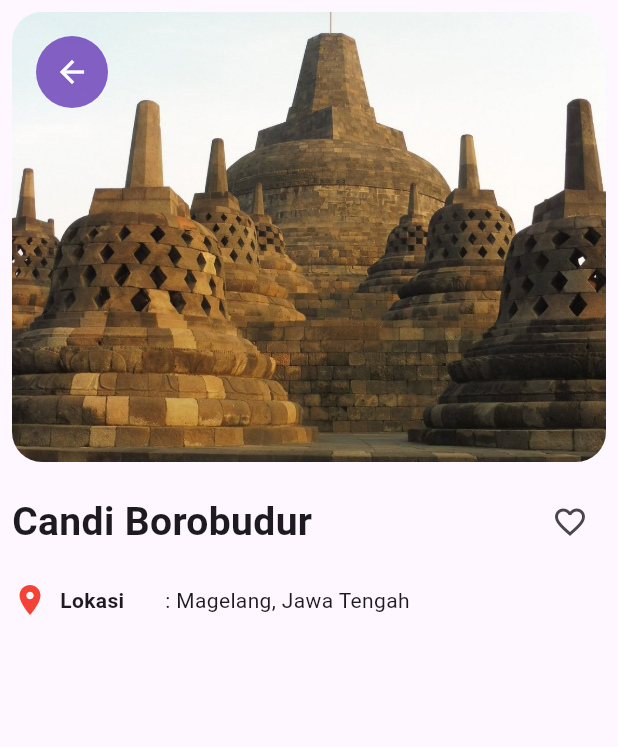
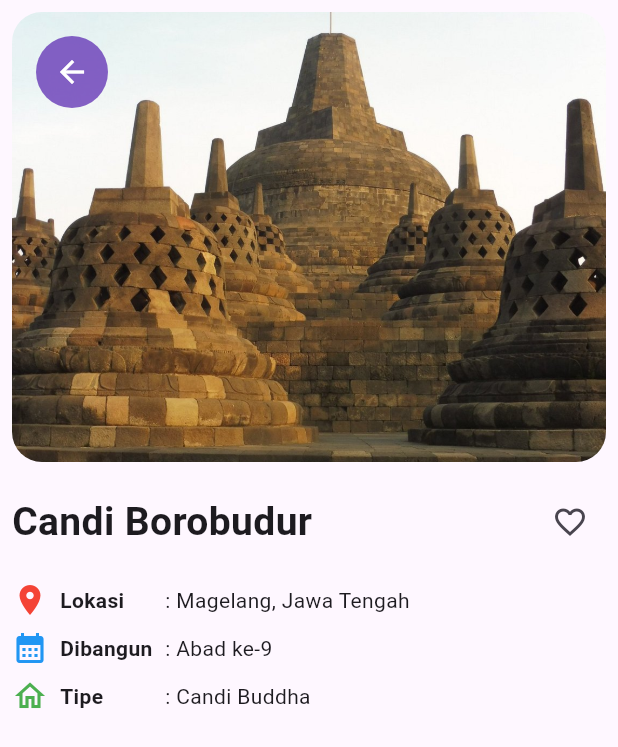
Before and after one commit to ahmfarisi/wisata_candi, a Flutter app: the screen it shows after launch, on a phone screen of 412 x 824 dp. Shown: the top 747 px of the screen. Run offline on Flutter 3.47's test engine with Material 3 defaults, Android fonts, the phone set to English and light mode, and no system bars.

Commit message:
Tambah baris Dibangun dan Tipe di Info Tengah pada DetailScreen
Co-Authored-By: Claude Opus 5.5 <noreply@anthropic.com>

```diff
--- a/lib/screens/detail_screen.dart
+++ b/lib/screens/detail_screen.dart
@@ -83,7 +83,37 @@ class DetailScreen extends StatelessWidget {
                   ],
                 ),
                 // Info Tengah Row 2 : Dibangun
+                const SizedBox(height: 8),
+                Row(
+                  children: [
+                    Icon(Icons.calendar_month, color: Colors.blue),
+                    const SizedBox(width: 8),
+                    const SizedBox(
+                      width: 70,
+                      child: Text(
+                        "Dibangun",
+                        style: TextStyle(fontWeight: FontWeight.bold),
+                      ),
+                    ),
+                    Text(": ${modelCandi.built}"),
+                  ],
+                ),
                 // Info Tengah Row 3 : Tipe
+                const SizedBox(height: 8),
+                Row(
+                  children: [
+                    Icon(Icons.home_outlined, color: Colors.green),
+                    const SizedBox(width: 8),
+                    const SizedBox(
+                      width: 70,
+                      child: Text(
+                        "Tipe",
+                        style: TextStyle(fontWeight: FontWeight.bold),
+                      ),
+                    ),
+                    Text(": ${modelCandi.type}"),
+                  ],
+                ),
                 // Info Bawah
               ],
             ),
```
